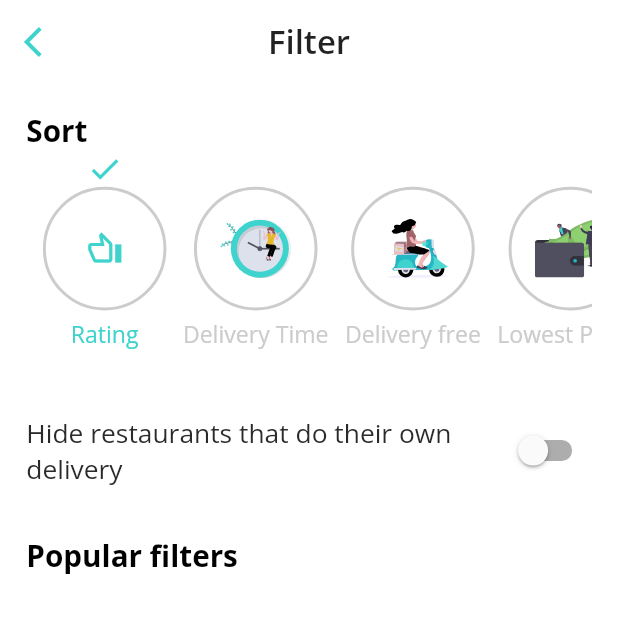
After one commit to AbdalazizAbdallah/customer_app, a Flutter app: the FilterScreen screen opened by its route, on a phone screen of 412 x 824 dp, the top half of it. The commit adds this screen. Run offline on Flutter 3.47's test engine with Material 2 defaults, Android fonts, the phone set to English and light mode, and no system bars; our stand-ins replace badges, dio, flutter_dotenv, flutter_expandable_fab, flutter_screenutil, flutter_svg and 5 more.

Commit message:
feat : create some widget in filter_screen.dart

```diff
--- a/lib/core/constants/colors_app.dart
+++ b/lib/core/constants/colors_app.dart
@@ -13,6 +13,7 @@ class ColorsApp {
   static Color greyLight = const Color(0xFFCCCCCC);
   static Color whiteSuger = const Color(0xFFFAFAFA);
   static Color black87 = Colors.black87;
+  static Color blackLight = const Color(0xFF2A2A2A);
   static Color black = Colors.black;
   static Color white = Colors.white;
 }
--- a/lib/core/constants/images_app.dart
+++ b/lib/core/constants/images_app.dart
@@ -19,6 +19,10 @@ class ImagesApp {
   static const String deliveryTypePath = '${_svgPath}deliveryType.svg';
   static const String pickupTypePath = '${_svgPath}pickupType.svg';
 
+  static const String deliveryTimeTypePath = '${_svgPath}delivery_time.svg';
+  static const String deliverFreeTypePath = '${_svgPath}delivery_free.svg';
+  static const String lowestPath = '${_svgPath}lowest_price.svg';
+
   static const String imageOnboardingPath =
       '${_svgPath}backgroundOnboarding.svg';
   static const String imageOnboarding2Path =
--- a/lib/core/constants/sizes_app.dart
+++ b/lib/core/constants/sizes_app.dart
@@ -18,6 +18,7 @@ class SizesApp {
   static final double r210 = 210.r;
   static final double r140 = 140.r;
   static final double r105 = 105.r;
+  static final double r75 = 75.r;
 
   static const double doubleInfinity = double.infinity;
 
@@ -26,4 +27,5 @@ class SizesApp {
   static final double sp12 = 12.sp;
   static final double sp14 = 14.sp;
   static final double sp24 = 24.sp;
+  static final double sp18 = 18.sp;
 }
--- a/lib/core/constants/styles_app.dart
+++ b/lib/core/constants/styles_app.dart
@@ -19,6 +19,11 @@ class StylesApp {
   static final TextStyle subtitle1SFUIT = TextStyle(
     fontFamily: 'SFUIText',
     fontSize: SizesApp.sp16,
+  );
+
+  /// [headline7] ==> 18.sp openSans font
+  static final TextStyle headline7 = GoogleFonts.openSans(
+    fontSize: SizesApp.sp18,
   );
 
   /// [subtitle1] ==> 16.sp openSans font
--- a/lib/core/localizations/ar.dart
+++ b/lib/core/localizations/ar.dart
@@ -5,4 +5,10 @@ Map<String, String> arEg = {
   'filter': 'تصفية',
   'offer': 'عرض',
   'grocery': 'بقالات',
+  'sort': 'ترتيب',
+  'lowest_prices': 'أقل سعر',
+  'delivery_free': 'ديليفري حر',
+  'delivery_time': 'ديليفري وقت',
+  'rating': 'تقييم',
+  'popular_filters': 'التصفيات الشائعة',
 };
--- a/lib/core/localizations/en.dart
+++ b/lib/core/localizations/en.dart
@@ -5,4 +5,10 @@ Map<String, String> enUs = {
   'filter': 'Filter',
   'offer': 'Offer',
   'grocery': 'Grocery',
+  'sort': 'Sort',
+  'lowest_prices': 'Lowest Prices',
+  'delivery_free': 'Delivery free',
+  'delivery_time': 'Delivery Time',
+  'rating': 'Rating',
+  'popular_filters': 'Popular filters',
 };
--- a/lib/core/routes/routes_app.dart
+++ b/lib/core/routes/routes_app.dart
@@ -1,3 +1,4 @@
+import 'package:customer_app/ui/pages/filter_screen/screens/filter_screen.dart';
 import 'package:customer_app/ui/pages/home_page/bindings/home_page_binding.dart';
 import 'package:customer_app/ui/pages/home_page/pages/home_screen_restaurant.dart';
 import 'package:customer_app/ui/pages/onboarding_screen/bindings/onboarding_screen_binding.dart';
@@ -10,6 +11,7 @@ class RoutesApp {
   static const String splashScreen = '/splashScreen';
   static const String onboardingScreen = '/onboardingScreen';
   static const String homeScreen = '/homeScreen';
+  static const String filterScreen = '/filterScreen';
 
   static List<GetPage> getPages() {
     return <GetPage>[
@@ -31,6 +33,10 @@ class RoutesApp {
         page: () => const OnboardingScreen(),
         binding: OnboardingScreenBinding(),
       ),
+      GetPage(
+        name: filterScreen,
+        page: () => const FilterScreen(),
+      ),
     ];
   }
 }
--- /dev/null
+++ b/lib/ui/pages/filter_screen/contollers/filter_type_contollers.dart
@@ -0,0 +1,40 @@
+import 'package:get/get.dart';
+
+enum FilterTypeEnum {
+  rating,
+  deliveryTime,
+  deliveryFree,
+  lowestPrices,
+}
+
+class FilterTypeController extends GetxController {
+  List<String> namesFilter = [
+    'rating'.tr,
+    'delivery_time'.tr,
+    'delivery_free'.tr,
+    'lowest_prices'.tr,
+  ];
+
+  late String selectedFilterName;
+
+  late List<bool> selectedFilter;
+
+  bool statusSwitch = false;
+
+  FilterTypeController() {
+    selectedFilterName = namesFilter[0];
+    selectedFilter = List.generate(4, (index) => index != 0 ? false : true);
+  }
+
+  void setSelectedFilter(int indexSelected) {
+    selectedFilter =
+        List.generate(4, (index) => index != indexSelected ? false : true);
+    selectedFilterName = FilterTypeEnum.values[indexSelected].name;
+    update(['filter_type']);
+  }
+
+  void setSwitchValueForFilter() {
+    statusSwitch = !statusSwitch;
+    update(['filter_switch']);
+  }
+}
--- /dev/null
+++ b/lib/ui/pages/filter_screen/screens/filter_screen.dart
@@ -0,0 +1,122 @@
+import 'dart:math' as math; // import this
+
+import 'package:customer_app/core/constants/colors_app.dart';
+import 'package:customer_app/core/constants/images_app.dart';
+import 'package:customer_app/core/constants/sizes_app.dart';
+import 'package:customer_app/core/constants/styles_app.dart';
+import 'package:customer_app/ui/pages/filter_screen/contollers/filter_type_contollers.dart';
+import 'package:customer_app/ui/pages/filter_screen/widgets/filter_type_widget.dart';
+import 'package:flutter/material.dart';
+import 'package:flutter_screenutil/flutter_screenutil.dart';
+import 'package:flutter_svg/flutter_svg.dart';
+import 'package:get/get.dart';
+
+import '../../../widgets/app_bar_widget.dart';
+
+class FilterScreen extends StatelessWidget {
+  const FilterScreen({Key? key}) : super(key: key);
+
+  @override
+  Widget build(BuildContext context) {
+    return Scaffold(
+      appBar: getAppBar(title: 'filter'.tr),
+      body: Padding(
+        padding: EdgeInsets.all(SizesApp.r16),
+        child: Column(
+          crossAxisAlignment: CrossAxisAlignment.start,
+          children: [
+            Text(
+              'sort'.tr,
+              style: StylesApp.headline7.copyWith(
+                color: ColorsApp.black,
+                fontWeight: FontWeight.bold,
+              ),
+            ),
+            SizedBox(
+              height: 130.r,
+              child: GetBuilder<FilterTypeController>(
+                init: FilterTypeController(),
+                id: 'filter_type',
+                assignId: true,
+                builder: (filterTypeController) {
+                  return ListView.builder(
+                    itemCount: filterTypeController.namesFilter.length,
+                    itemBuilder: (context, index) {
+                      return FilterTypeWidget(
+                        titleType: filterTypeController.namesFilter[index],
+                        colorText: filterTypeController.selectedFilter[index]
+                            ? ColorsApp.primary
+                            : ColorsApp.greyLight,
+                        visiable: filterTypeController.selectedFilter[index],
+                        widget: getWidget(index),
+                        onTap: () {
+                          filterTypeController.setSelectedFilter(index);
+                        },
+                      );
+                    },
+                    scrollDirection: Axis.horizontal,
+                  );
+                },
+              ),
+            ),
+            Padding(
+              padding: EdgeInsets.symmetric(vertical: SizesApp.r30),
+              child: Row(
+                children: [
+                  Flexible(
+                    flex: 1,
+                    child: Text(
+                      'Hide restaurants that do their own delivery',
+                      style: StylesApp.body1.copyWith(
+                        color: ColorsApp.blackLight,
+                      ),
+                    ),
+                  ),
+                  GetBuilder<FilterTypeController>(
+                    id: 'filter_switch',
+                    assignId: true,
+                    builder: (filterTypeController) {
+                      return Switch(
+                        value: filterTypeController.statusSwitch,
+                        onChanged: (value) {
+                          filterTypeController.setSwitchValueForFilter();
+                        },
+                      );
+                    },
+                  )
+                ],
+              ),
+            ),
+            Text(
+              'popular_filters'.tr,
+              style: StylesApp.headline7.copyWith(
+                color: ColorsApp.black,
+                fontWeight: FontWeight.bold,
+              ),
+            ),
+          ],
+        ),
+      ),
+    );
+  }
+}
+
+Widget getWidget(int index) {
+  switch (index) {
+    case 0:
+      return Transform(
+        alignment: Alignment.center,
+        transform: Matrix4.rotationY(math.pi),
+        child: Icon(
+          Icons.thumb_up_alt_outlined,
+          color: ColorsApp.primary,
+        ),
+      );
+    case 1:
+      return SvgPicture.asset(ImagesApp.deliveryTimeTypePath);
+    case 2:
+      return SvgPicture.asset(ImagesApp.deliverFreeTypePath);
+    default:
+      return SvgPicture.asset(ImagesApp.lowestPath);
+  }
+}
--- /dev/null
+++ b/lib/ui/pages/filter_screen/widgets/filter_type_widget.dart
@@ -0,0 +1,71 @@
+import 'package:customer_app/core/constants/colors_app.dart';
+import 'package:customer_app/core/constants/sizes_app.dart';
+import 'package:customer_app/core/constants/styles_app.dart';
+import 'package:flutter/material.dart';
+
+class FilterTypeWidget extends StatelessWidget {
+  const FilterTypeWidget({
+    Key? key,
+    required this.titleType,
+    required this.widget,
+    required this.onTap,
+    required this.visiable,
+    required this.colorText,
+  }) : super(key: key);
+
+  final String titleType;
+  final Widget widget;
+  final bool visiable;
+  final Color colorText;
+
+  final void Function()? onTap;
+
+  @override
+  Widget build(BuildContext context) {
+    return Padding(
+      padding: EdgeInsetsDirectional.only(start: SizesApp.r10),
+      child: InkResponse(
+        onTap: onTap,
+        child: Column(
+          children: [
+            Visibility(
+              visible: visiable,
+              maintainSize: true,
+              maintainAnimation: true,
+              maintainState: true,
+              child: Icon(
+                Icons.check,
+                color: ColorsApp.primary,
+              ),
+            ),
+            SizedBox.square(
+              dimension: SizesApp.r75,
+              child: DecoratedBox(
+                decoration: BoxDecoration(
+                  shape: BoxShape.circle,
+                  border: Border.all(
+                    color: ColorsApp.greyLight,
+                    width: 2,
+                  ),
+                ),
+                child: Padding(
+                  padding: EdgeInsets.all(SizesApp.r16),
+                  child: widget,
+                ),
+              ),
+            ),
+            SizedBox(
+              height: SizesApp.r5,
+            ),
+            Text(
+              titleType,
+              style: StylesApp.subtitle2.copyWith(
+                color: colorText,
+              ),
+            ),
+          ],
+        ),
+      ),
+    );
+  }
+}
--- a/lib/ui/pages/home_page/pages/home_screen_restaurant.dart
+++ b/lib/ui/pages/home_page/pages/home_screen_restaurant.dart
@@ -3,6 +3,7 @@ import 'package:customer_app/core/constants/colors_app.dart';
 import 'package:customer_app/core/constants/images_app.dart';
 import 'package:customer_app/core/constants/sizes_app.dart';
 import 'package:customer_app/core/constants/styles_app.dart';
+import 'package:customer_app/core/routes/routes_app.dart';
 import 'package:customer_app/ui/pages/home_page/controller/home_page_controller.dart';
 import 'package:customer_app/ui/widgets/card_restaurant_widget.dart';
 import 'package:flutter/material.dart';
@@ -48,6 +49,8 @@ class HomeScreenRestaurant extends GetView<HomeScreenController> {
         ),
         leadingWidth: SizesApp.r105,
         actions: [
+          Row(
+            children: [
               IconButton(
                 onPressed: () {},
                 icon: const Icon(
@@ -60,6 +63,8 @@ class HomeScreenRestaurant extends GetView<HomeScreenController> {
                   Icons.search,
                 ),
               ),
+            ],
+          )
         ],
       ),
       body: Padding(
@@ -167,6 +172,7 @@ class HomeScreenRestaurant extends GetView<HomeScreenController> {
           Directionality(
             textDirection: TextDirection.rtl,
             child: FloatingActionButton.extended(
+              heroTag: 'offer',
               label: Text(
                 'offer'.tr,
                 style: StylesApp.subtitle2.copyWith(
@@ -181,6 +187,7 @@ class HomeScreenRestaurant extends GetView<HomeScreenController> {
           Directionality(
             textDirection: TextDirection.rtl,
             child: FloatingActionButton.extended(
+              heroTag: 'grocery',
               label: Text(
                 'grocery'.tr,
                 style: StylesApp.subtitle2.copyWith(
@@ -198,6 +205,7 @@ class HomeScreenRestaurant extends GetView<HomeScreenController> {
           Directionality(
             textDirection: TextDirection.rtl,
             child: FloatingActionButton.extended(
+              heroTag: 'filter',
               label: Text(
                 'filter'.tr,
                 style: StylesApp.subtitle2.copyWith(
@@ -209,7 +217,9 @@ class HomeScreenRestaurant extends GetView<HomeScreenController> {
                 color: ColorsApp.white,
               ),
               backgroundColor: ColorsApp.black,
-              onPressed: () {},
+              onPressed: () {
+                Get.toNamed(RoutesApp.filterScreen);
+              },
             ),
           ),
         ],
--- /dev/null
+++ b/lib/ui/widgets/app_bar_widget.dart
@@ -0,0 +1,17 @@
+import 'package:customer_app/core/constants/colors_app.dart';
+import 'package:flutter/material.dart';
+import 'package:get/get.dart';
+import 'package:get/get_core/src/get_main.dart';
+
+AppBar getAppBar({required String title}) {
+  return AppBar(
+    title: Text(title),
+    leading: IconButton(
+      icon: const Icon(
+        Icons.arrow_back_ios,
+      ),
+      onPressed: () => Get.back(),
+      color: ColorsApp.primary,
+    ),
+  );
+}
```
Also changed, not shown: assets/svg/delivery_free.svg (added), assets/svg/delivery_time.svg (added), assets/svg/lowest_price.svg (added). Lines whose indentation alone changed are shown as unchanged.
